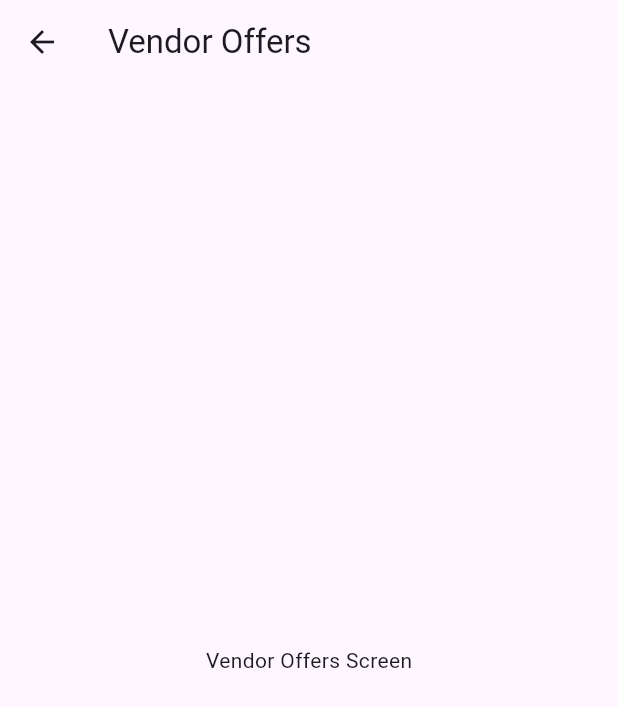
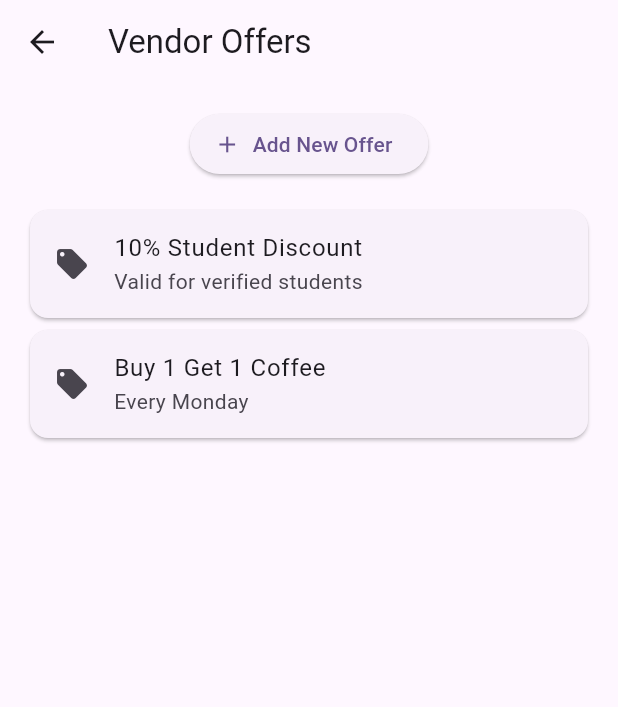
Before and after one commit to harshvk8/redhawkwallet-flutter, a Flutter app: the VendorOffersScreen screen opened directly, on a phone screen of 412 x 824 dp. Shown: the top 707 px of the screen. Run offline on Flutter 3.47's test engine with Material 3 defaults, Android fonts, the light colour scheme and no system bars; our stand-ins replace firebase_core; accounts and stored records are empty.

Commit message:
feat: add vendor functionality and improved UI across all screens

```diff
--- a/lib/features/vendor/presentation/vendor_offers_screen.dart
+++ b/lib/features/vendor/presentation/vendor_offers_screen.dart
@@ -3,11 +3,42 @@ import 'package:flutter/material.dart';
 class VendorOffersScreen extends StatelessWidget {
   const VendorOffersScreen({super.key});
 
+  final List<Map<String, String>> sampleOffers = const [
+    {'title': '10% Student Discount', 'description': 'Valid for verified students'},
+    {'title': 'Buy 1 Get 1 Coffee', 'description': 'Every Monday'},
+  ];
+
   @override
   Widget build(BuildContext context) {
     return Scaffold(
       appBar: AppBar(title: const Text('Vendor Offers')),
-      body: const Center(child: Text('Vendor Offers Screen')),
+      body: Padding(
+        padding: const EdgeInsets.all(16.0),
+        child: Column(
+          children: [
+            ElevatedButton.icon(
+              onPressed: () {},
+              icon: const Icon(Icons.add),
+              label: const Text('Add New Offer'),
+            ),
+            const SizedBox(height: 16),
+            Expanded(
+              child: ListView.builder(
+                itemCount: sampleOffers.length,
+                itemBuilder: (context, index) {
+                  return Card(
+                    child: ListTile(
+                      leading: const Icon(Icons.local_offer),
+                      title: Text(sampleOffers[index]['title']!),
+                      subtitle: Text(sampleOffers[index]['description']!),
+                    ),
+                  );
+                },
+              ),
+            ),
+          ],
+        ),
+      ),
     );
   }
 }
--- a/lib/main.dart
+++ b/lib/main.dart
@@ -1,3 +1,4 @@
+
 import 'package:flutter/material.dart';
 
 void main() {
```
Also changed, not shown: lib/features/admin/presentation/admin_dashboard_screen.dart (+29 -1 lines), lib/features/admin/presentation/admin_manage_vendors_screen.dart (+27 -1 lines), lib/features/vendor/presentation/vendor_create_payment_request_screen.dart (+28 -1 lines), lib/features/vendor/presentation/vendor_dashboard_screen.dart (+35 -1 lines), lib/features/vendor/presentation/vendor_qr_payment_screen.dart (+18 -1 lines).
